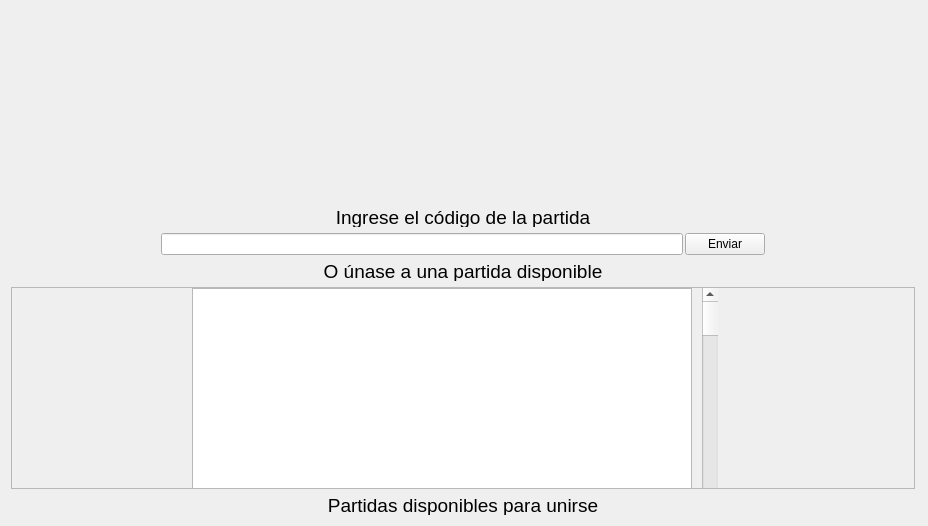
Before: the Qt Designer form qt/JoinGame.ui in BMQuiroga/TP-FINAL-TALLER-1, drawn with Qt 5.
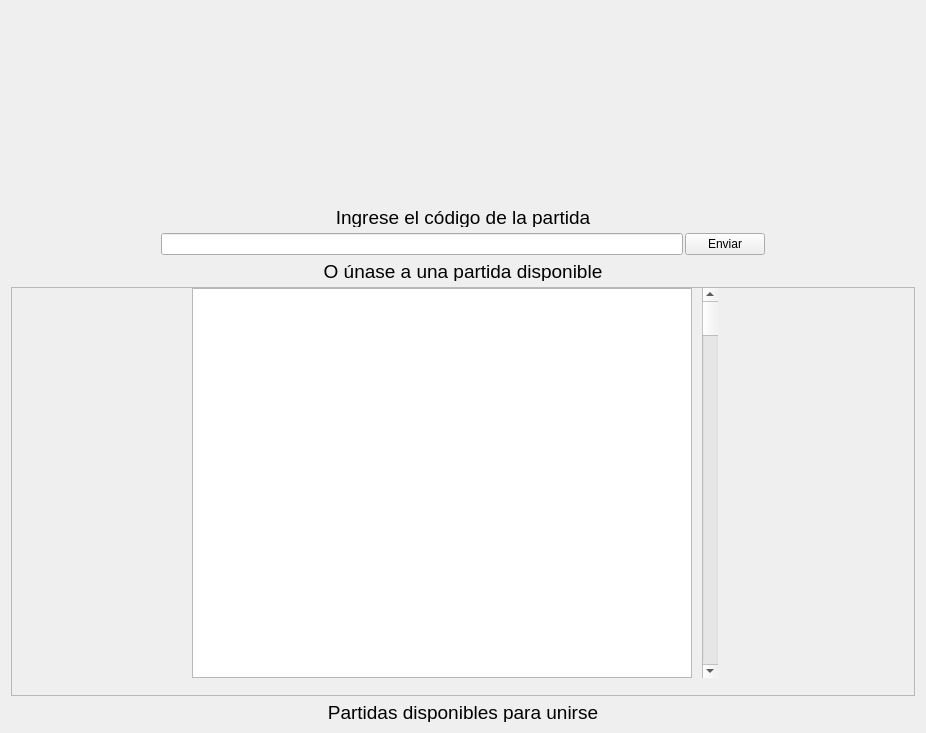
After: the same form once the commit is applied. Icons and pictures are not drawn.

Diff of the .ui file:
```diff
--- a/qt/JoinGame.ui
+++ b/qt/JoinGame.ui
@@ -6,8 +6,8 @@
    <rect>
     <x>0</x>
     <y>0</y>
-    <width>928</width>
-    <height>526</height>
+    <width>922</width>
+    <height>733</height>
    </rect>
   </property>
   <property name="windowTitle">
@@ -124,8 +124,8 @@
        <rect>
         <x>0</x>
         <y>0</y>
-        <width>904</width>
-        <height>199</height>
+        <width>902</width>
+        <height>406</height>
        </rect>
       </property>
       <widget class="QListWidget" name="listWidget">
```
Left out of the diff: 53 changed lines with no effect on the pictures.
